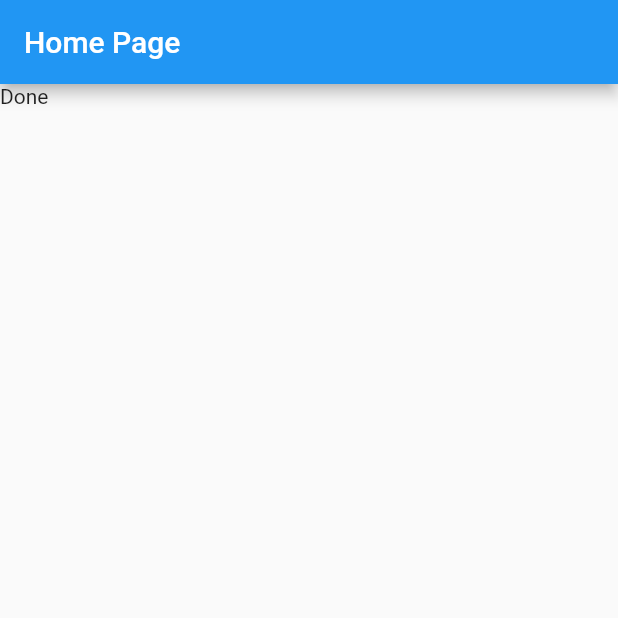
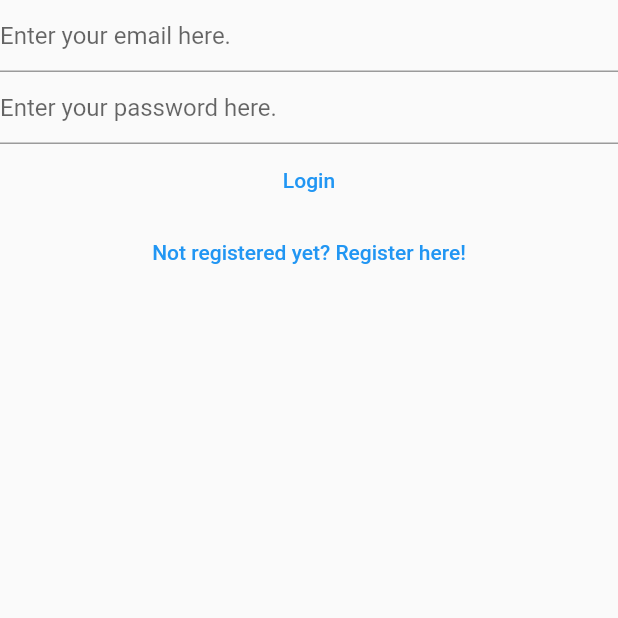
Before and after one commit to andycobson/TowelsOfTheGalaxy, a Flutter app: the screen it shows after launch, on a phone screen of 412 x 824 dp, the top half of it. Run offline on Flutter 3.47's test engine with Material 2 defaults, Android fonts, the light colour scheme and no system bars; our stand-ins replace firebase_auth, firebase_core; accounts and stored records are empty; generated files the repository leaves out were written again.

Commit message:
[Major] Added navigation and basic views.

```diff
--- a/lib/main.dart
+++ b/lib/main.dart
@@ -1,4 +1,8 @@
-import 'package:baby_tracks/register_login_view.dart';
+import 'package:baby_tracks/view/app_home.dart';
+import 'package:baby_tracks/view/nav_views/list_view.dart';
+import 'package:baby_tracks/view/register_view.dart';
+import 'package:baby_tracks/view/login_view.dart';
+import 'package:baby_tracks/view/verify_view.dart';
 import 'package:flutter/material.dart';
 import 'firebase_options.dart';
 import 'package:firebase_core/firebase_core.dart';
@@ -21,6 +25,10 @@ class MyApp extends StatelessWidget {
         primarySwatch: Colors.blue,
       ),
       home: const HomePage(),
+      routes: {
+        '/login/': (context) => const LoginView(),
+        '/register/': (context) => const RegisterView(),
+      },
     );
   }
 }
@@ -30,28 +38,30 @@ class HomePage extends StatelessWidget {
 
   @override
   Widget build(BuildContext context) {
-    return Scaffold(
-        appBar: AppBar(title: const Text('Home Page')),
-        body: FutureBuilder(
+    return Container(
+      //padding: const EdgeInsets.symmetric(vertical: 20.0, horizontal: 50.0),
+      child: FutureBuilder(
           future: Firebase.initializeApp(
             options: DefaultFirebaseOptions.currentPlatform,
           ),
           builder: (context, snapshot) {
             switch (snapshot.connectionState) {
               case ConnectionState.done:
-                  final FirebaseAuth auth = FirebaseAuth.instance;
-                  final user = auth.currentUser;
-
-                  if (user?.emailVerified ?? false) {
-                    print('You are a verified user.');
+                final user = FirebaseAuth.instance.currentUser;
+                if (user != null) {
+                  if (user.emailVerified) {
+                    print('Email is verified.');
                   } else {
-                    print('You need to verify your email first');
+                    return const VerifyEmailView();
                   }
-
-                  return const Text("Done");
+                } else {
+                  return const LoginView();
+                }
+                return const AppHomePage();
               default:
                 return const Text("loading...");
             }
-            }));
+          }),
+    );
   }
 }
--- /dev/null
+++ b/lib/view/login_view.dart
@@ -0,0 +1,89 @@
+import 'package:firebase_auth/firebase_auth.dart';
+import 'package:flutter/material.dart';
+
+class LoginView extends StatefulWidget {
+  const LoginView({super.key});
+
+  @override
+  State<LoginView> createState() => _LoginViewState();
+}
+
+class _LoginViewState extends State<LoginView> {
+  late final TextEditingController _email;
+  late final TextEditingController _password;
+
+  @override
+  void initState() {
+    _email = TextEditingController();
+    _password = TextEditingController();
+    super.initState();
+  }
+
+  @override
+  void dispose() {
+    _email.dispose();
+    _password.dispose();
+    super.dispose();
+  }
+
+  @override
+  Widget build(BuildContext context) {
+    return Scaffold(
+      body: Column(
+        children: [
+          TextField(
+            //style: const TextStyle(color: Colors.white),
+            controller: _email,
+            enableSuggestions: false,
+            autocorrect: false,
+            keyboardType: TextInputType.emailAddress,
+            decoration:
+                const InputDecoration(hintText: 'Enter your email here.'),
+          ),
+          TextField(
+            //style: const TextStyle(color: Colors.white),
+            controller: _password,
+            obscureText: true,
+            enableSuggestions: false,
+            autocorrect: false,
+            decoration:
+                const InputDecoration(hintText: 'Enter your password here.'),
+          ),
+          /*
+              Login Button Handling
+          */
+          TextButton(
+            onPressed: () async {
+              final email = _email.text;
+              final password = _password.text;
+
+              try {
+                final userCredential = await FirebaseAuth.instance
+                    .signInWithEmailAndPassword(
+                        email: email, password: password);
+                print(userCredential);
+              } on FirebaseAuthException catch (e) {
+                if (e.code == 'user-not-found') {
+                  print('User not found');
+                  const Text('User not found, please register');
+                } else if (e.code == 'wrong-password') {
+                  print(e);
+                }
+              }
+            },
+            child: const Text('Login'),
+          ),
+          TextButton(
+            onPressed: () {
+              Navigator.of(context).pushNamedAndRemoveUntil(
+                '/register/',
+                (route) => false,
+              );
+            },
+            child: const Text('Not registered yet? Register here!'),
+          )
+        ],
+      ),
+    );
+  }
+}
--- /dev/null
+++ b/lib/view/register_view.dart
@@ -0,0 +1,95 @@
+import 'package:firebase_auth/firebase_auth.dart';
+import 'package:flutter/material.dart';
+
+class RegisterView extends StatefulWidget {
+  const RegisterView({super.key});
+
+  @override
+  State<RegisterView> createState() => _RegisterViewState();
+}
+
+class _RegisterViewState extends State<RegisterView> {
+  late final TextEditingController _email;
+  late final TextEditingController _password;
+
+  @override
+  void initState() {
+    _email = TextEditingController();
+    _password = TextEditingController();
+    super.initState();
+  }
+
+  @override
+  void dispose() {
+    _email.dispose();
+    _password.dispose();
+    super.dispose();
+  }
+
+  @override
+  Widget build(BuildContext context) {
+    return Scaffold(
+      body: Column(
+        children: [
+          TextField(
+            //style: const TextStyle(color: Colors.white),
+            controller: _email,
+            enableSuggestions: false,
+            autocorrect: false,
+            keyboardType: TextInputType.emailAddress,
+            decoration:
+                const InputDecoration(hintText: 'Enter your email here.'),
+          ),
+          TextField(
+            //style: const TextStyle(color: Colors.white),
+            controller: _password,
+            obscureText: true,
+            enableSuggestions: false,
+            autocorrect: false,
+            decoration:
+                const InputDecoration(hintText: 'Enter your password here.'),
+          ),
+          /*
+              Registration Button Handling
+          */
+          TextButton(
+            onPressed: () async {
+              final email = _email.text;
+              final password = _password.text;
+
+              try {
+                final userCredential = await FirebaseAuth.instance
+                    .createUserWithEmailAndPassword(
+                        email: email, password: password);
+
+                if (userCredential.user != null) {
+                  userCredential.user?.sendEmailVerification();
+                }
+              } on FirebaseAuthException catch (e) {
+                if (e.code == 'weak-password') {
+                  print('weak password');
+                } else if (e.code == 'email-already-in-use') {
+                  print('Email already in use');
+                } else if (e.code == 'invalid-email') {
+                  print('Invalid email');
+                } else {
+                  print(e.code);
+                }
+              }
+            },
+            child: const Text('Register'),
+          ),
+          TextButton(
+            onPressed: () {
+              Navigator.of(context).pushNamedAndRemoveUntil(
+                '/login/',
+                (route) => false,
+              );
+            },
+            child: const Text('Already registered? Login here!'),
+          )
+        ],
+      ),
+    );
+  }
+}
--- a/pubspec.yaml
+++ b/pubspec.yaml
@@ -39,6 +39,7 @@ dependencies:
 
   firebase_database: ^10.0.2
   firebase_auth: ^4.0.2
+  firebase_core: ^2.1.1
 
 dev_dependencies:
   flutter_test:
```
Also changed, not shown: lib/component/navigation_handling.dart (added, +60 -0 lines), lib/model/card_item.dart (added, +20 -0 lines), lib/view/app_home.dart (added, +89 -0 lines), lib/view/metric_views/diaper_view.dart (added, +52 -0 lines), lib/view/metric_views/food_view.dart (added, +15 -0 lines), lib/view/metric_views/sleep_view.dart (added, +15 -0 lines), lib/view/nav_views/list_view.dart (added, +44 -0 lines), lib/view/nav_views/metrics_view.dart (added, +15 -0 lines), lib/view/nav_views/settings_view.dart (added, +15 -0 lines), lib/view/verify_view.dart (added, +31 -0 lines), lib/service/auth.dart (added), pubspec.lock, 1 other file. Lines whose indentation alone changed are shown as unchanged.
